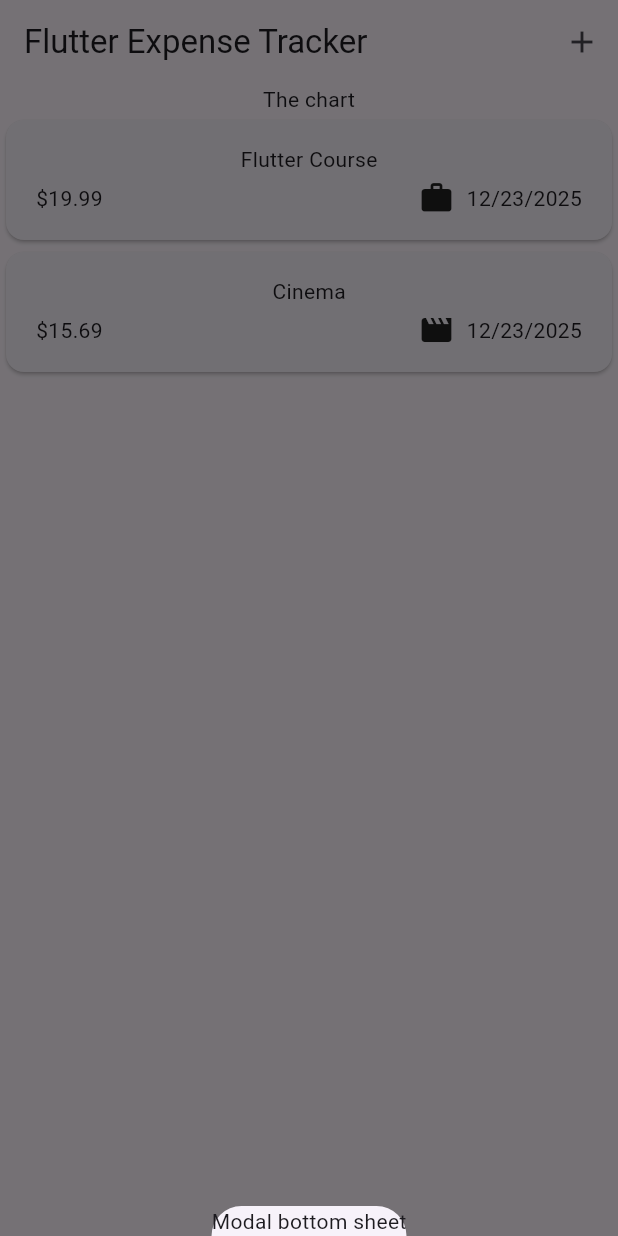
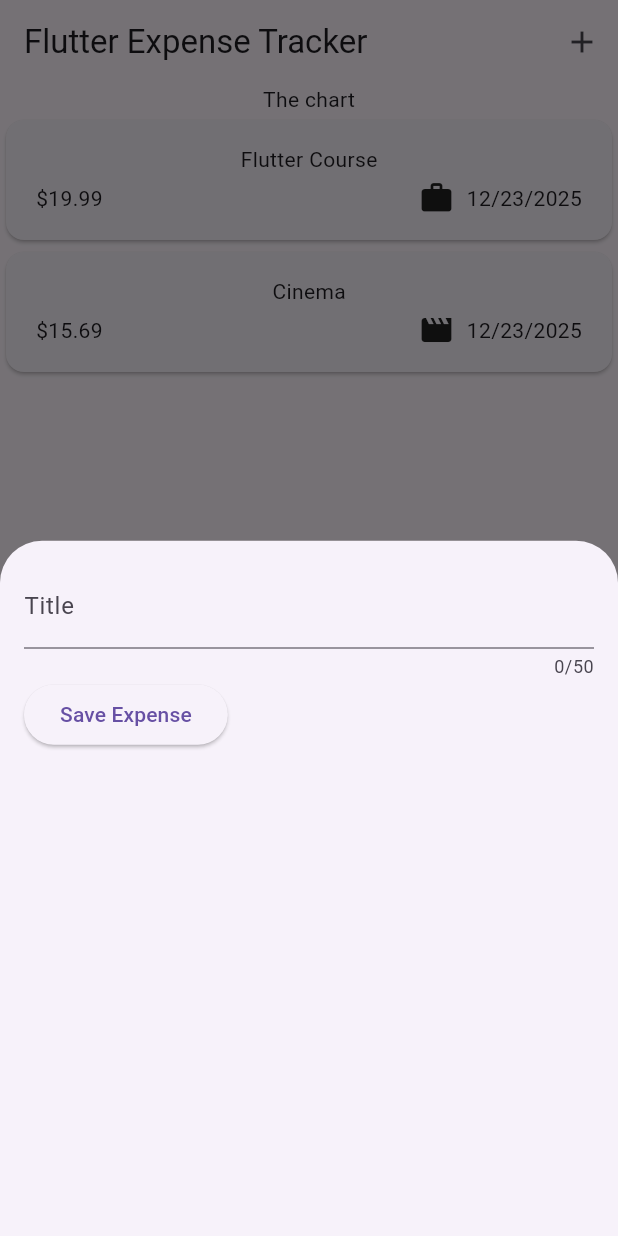
Before and after one commit to munirapp/max-miller-flutter, a Flutter app: the screen it shows after launch, after a tap on the "add" icon, on a phone screen of 412 x 824 dp. Run offline on Flutter 3.47's test engine with Material 3 defaults, Android fonts, the phone set to English and light mode, and no system bars; our stand-ins replace google_fonts.

Commit message:
chore: add simple onchange text field handler example

```diff
--- a/expense_tracker/lib/widgets/expenses.dart
+++ b/expense_tracker/lib/widgets/expenses.dart
@@ -1,5 +1,6 @@
 import 'package:expense_tracker/widgets/expenses_list/expenses_list.dart';
 import 'package:expense_tracker/models/expense.dart';
+import 'package:expense_tracker/widgets/new_expense.dart';
 import 'package:flutter/material.dart';
 
 class Expenses extends StatefulWidget {
@@ -30,7 +31,7 @@ class _ExpensesState extends State<Expenses> {
   void _openAddExpenseOverlay() {
     showModalBottomSheet(
       context: context,
-      builder: (ctx) => Text('Modal bottom sheet'),
+      builder: (ctx) => const NewExpense(),
     );
   }
 
--- /dev/null
+++ b/expense_tracker/lib/widgets/new_expense.dart
@@ -0,0 +1,44 @@
+import 'package:flutter/material.dart';
+
+class NewExpense extends StatefulWidget {
+  const NewExpense({super.key});
+
+  @override
+  State<NewExpense> createState() {
+    return _NewExpenseState();
+  }
+}
+
+class _NewExpenseState extends State<NewExpense> {
+  var _enteredTitle = '';
+
+  void _saveTitleInput(String inputValue) {
+    _enteredTitle = inputValue;
+  }
+
+  @override
+  Widget build(BuildContext context) {
+    return Padding(
+      padding: EdgeInsets.all(16),
+      child: Column(
+        children: [
+          TextField(
+            onChanged: _saveTitleInput,
+            maxLength: 50,
+            decoration: InputDecoration(label: Text('Title')),
+          ),
+          Row(
+            children: [
+              ElevatedButton(
+                onPressed: () {
+                  print(_enteredTitle);
+                },
+                child: const Text('Save Expense'),
+              ),
+            ],
+          ),
+        ],
+      ),
+    );
+  }
+}
```
